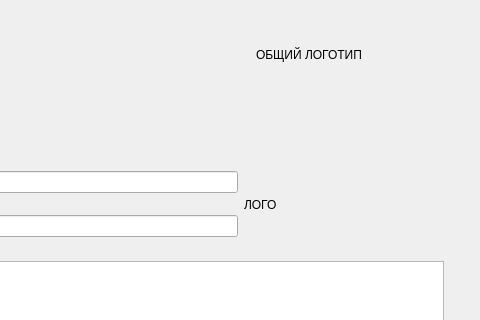
This is OrganizeForm.ui in faryek/KARELLO as Qt 5 draws it before an edit; both pictures show x 542 to 1022 and y 0 to 320 of the 1022 by 678 pixel window. The edited form follows.
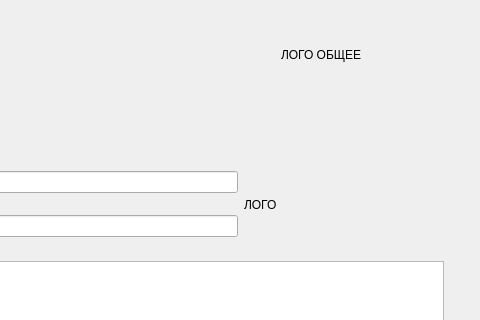
This is the edited form. The open tabs and pages were chosen to show the change.

Diff of the .ui file:
```diff
--- a/OrganizeForm.ui
+++ b/OrganizeForm.ui
@@ -110,7 +110,7 @@
           <item>
            <widget class="QLabel" name="biglogoLabel">
             <property name="text">
-             <string>ОБЩИЙ ЛОГОТИП</string>
+             <string>ЛОГО ОБЩЕЕ</string>
             </property>
            </widget>
           </item>
```
Left out of the diff: 8 changed lines with no effect on the pictures.
